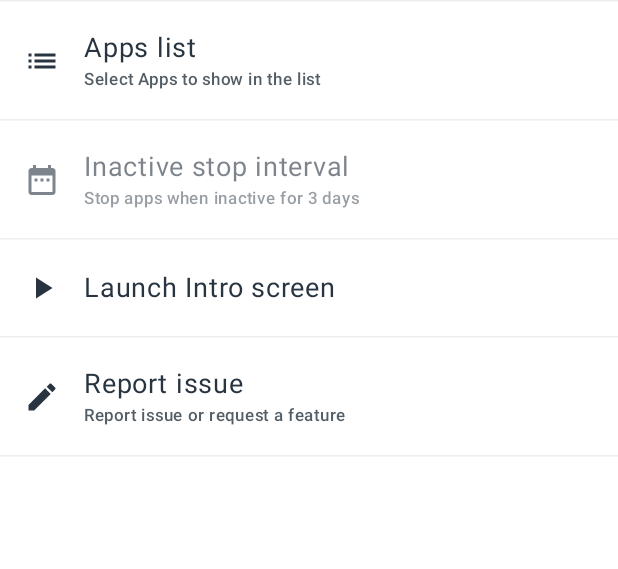
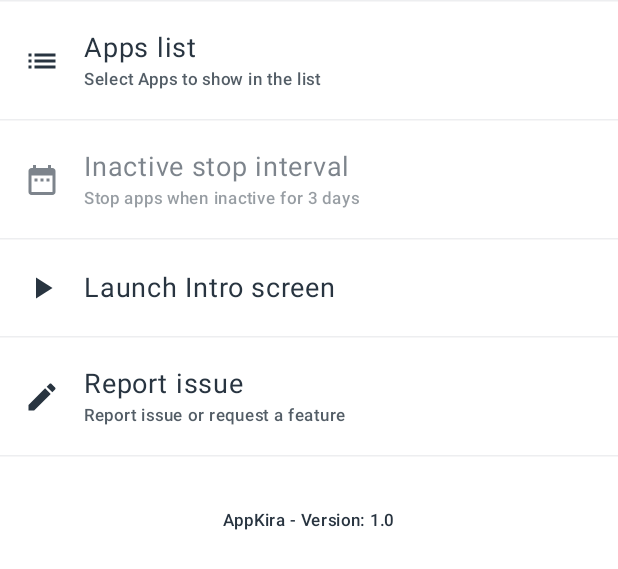
Before and after one commit to Noddy20/AppKira, an Android app built with Jetpack Compose: the @Preview function PreviewDashboardScreen, on a phone screen of 412 x 824 dp. Shown: the top 569 px of the screen. Run offline under Robolectric (Android 15) with nearby library versions, the light colour scheme and no system bars; our stand-ins replace Dagger/Hilt's generated code; libraries missing offline, so code that uses them is left out: androidx.hilt.lifecycle.

Commit message:
Added app version info on settings screen

```diff
--- a/app/src/main/java/com/nnk/appkira/presentation/features/home/screens/settings/SettingsScreen.kt
+++ b/app/src/main/java/com/nnk/appkira/presentation/features/home/screens/settings/SettingsScreen.kt
@@ -33,6 +33,7 @@ import androidx.compose.ui.tooling.preview.Preview
 import androidx.hilt.lifecycle.viewmodel.compose.hiltViewModel
 import androidx.lifecycle.compose.LocalLifecycleOwner
 import androidx.lifecycle.lifecycleScope
+import com.nnk.appkira.BuildConfig
 import com.nnk.appkira.R
 import com.nnk.appkira.core.system.AppExternalNavigator
 import com.nnk.appkira.data.features.home.SpecialApp
@@ -121,6 +122,21 @@ fun SettingsScreen() {
         ) {
             AppExternalNavigator.launchAppKiraGitRepoIssues(context)
         }
+
+        Text(
+            modifier =
+                Modifier
+                    .align(Alignment.CenterHorizontally)
+                    .padding(vertical = AppDimen.Dimen8X),
+            text =
+                stringResource(
+                    R.string.app_version_info,
+                    stringResource(R.string.app_name),
+                    BuildConfig.VERSION_NAME,
+                ),
+            style = MaterialTheme.typography.labelSmall,
+            color = MaterialTheme.colorScheme.onBackground,
+        )
     }
 }
 
--- a/app/src/main/res/values/strings.xml
+++ b/app/src/main/res/values/strings.xml
@@ -42,6 +42,7 @@
     <string name="cancel">Cancel</string>
     <string name="launcher">Launcher</string>
     <string name="system_apps">System Apps</string>
+    <string name="app_version_info">%s - Version: %s</string>
     <string name="accessibility_service_description">Enabling this feature allows AppKira to automatically force stop apps without manual intervention.
 \n
 \nAdvantages:
```
